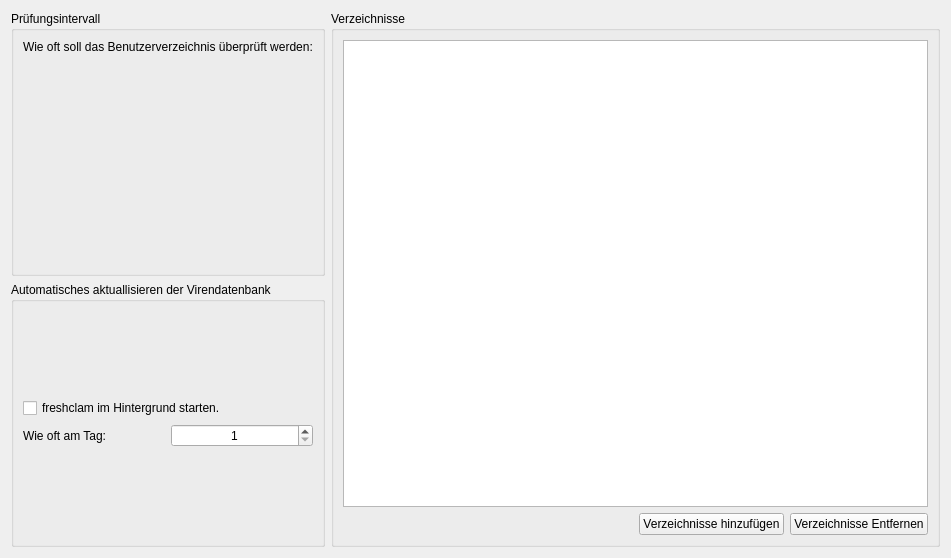
Old version of the form ui/tabscanscheduling.ui in the repository elgolondrino/clamui.
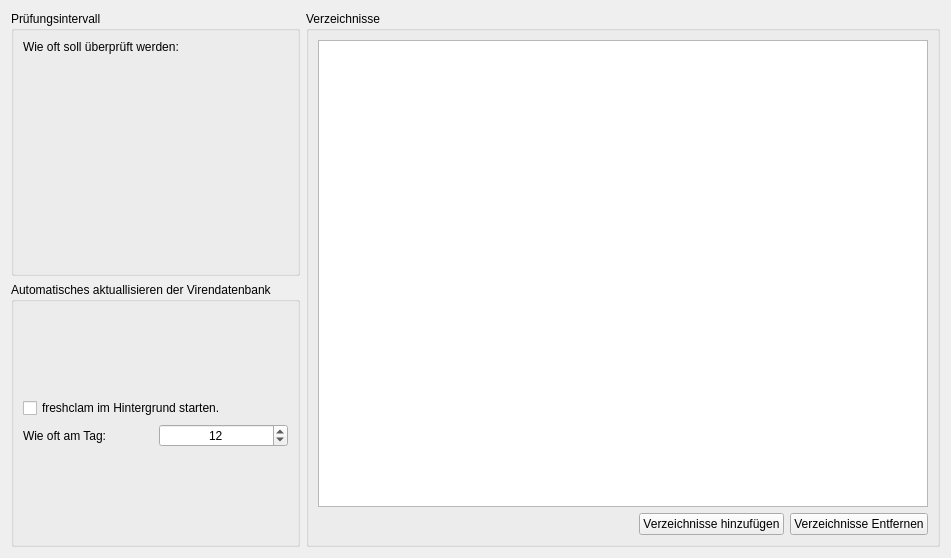
New version of the form. Icons and pictures are not drawn.

```diff
--- a/ui/tabscanscheduling.ui
+++ b/ui/tabscanscheduling.ui
@@ -25,7 +25,7 @@
         <item row="0" column="0">
          <widget class="QLabel" name="label">
           <property name="text">
-           <string>Wie oft soll das Benutzerverzeichnis überprüft werden:</string>
+           <string>Wie oft soll überprüft werden:</string>
           </property>
          </widget>
         </item>
@@ -134,6 +134,9 @@
           <property name="maximum">
            <number>50</number>
           </property>
+          <property name="value">
+           <number>12</number>
+          </property>
          </widget>
         </item>
         <item row="0" column="0" colspan="2">
```
Left out of the diff: 8 changed lines with no effect on the pictures.
